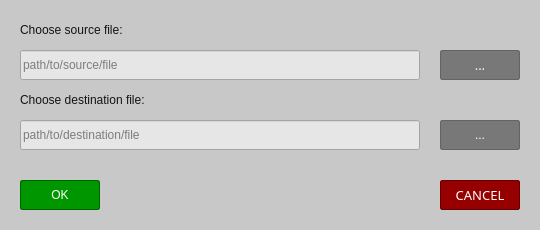
Before: the Qt Designer form src/Forms/ChooseFilesWindow.ui in psv-git/BDOLang, drawn with Qt 5.
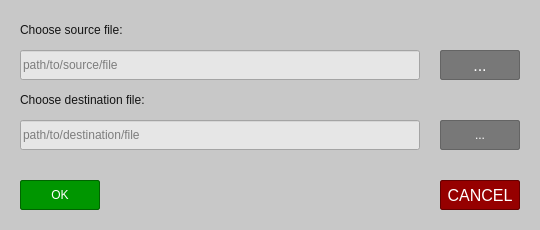
After: the same form once the commit is applied.

```diff
--- a/src/Forms/ChooseFilesWindow.ui
+++ b/src/Forms/ChooseFilesWindow.ui
@@ -45,9 +45,9 @@
    </property>
    <property name="font">
     <font>
-     <family>Arial Black</family>
-     <pointsize>10</pointsize>
-     <weight>10</weight>
+     <family>Liberation Sans</family>
+     <pointsize>12</pointsize>
+     <weight>9</weight>
      <italic>false</italic>
      <bold>false</bold>
     </font>
@@ -243,9 +243,9 @@
    </property>
    <property name="font">
     <font>
-     <family>Arial Black</family>
-     <pointsize>10</pointsize>
-     <weight>10</weight>
+     <family>Liberation Sans</family>
+     <pointsize>12</pointsize>
+     <weight>9</weight>
      <italic>false</italic>
      <bold>false</bold>
     </font>
```
Left out of the diff: 12 changed lines with no effect on the pictures.
